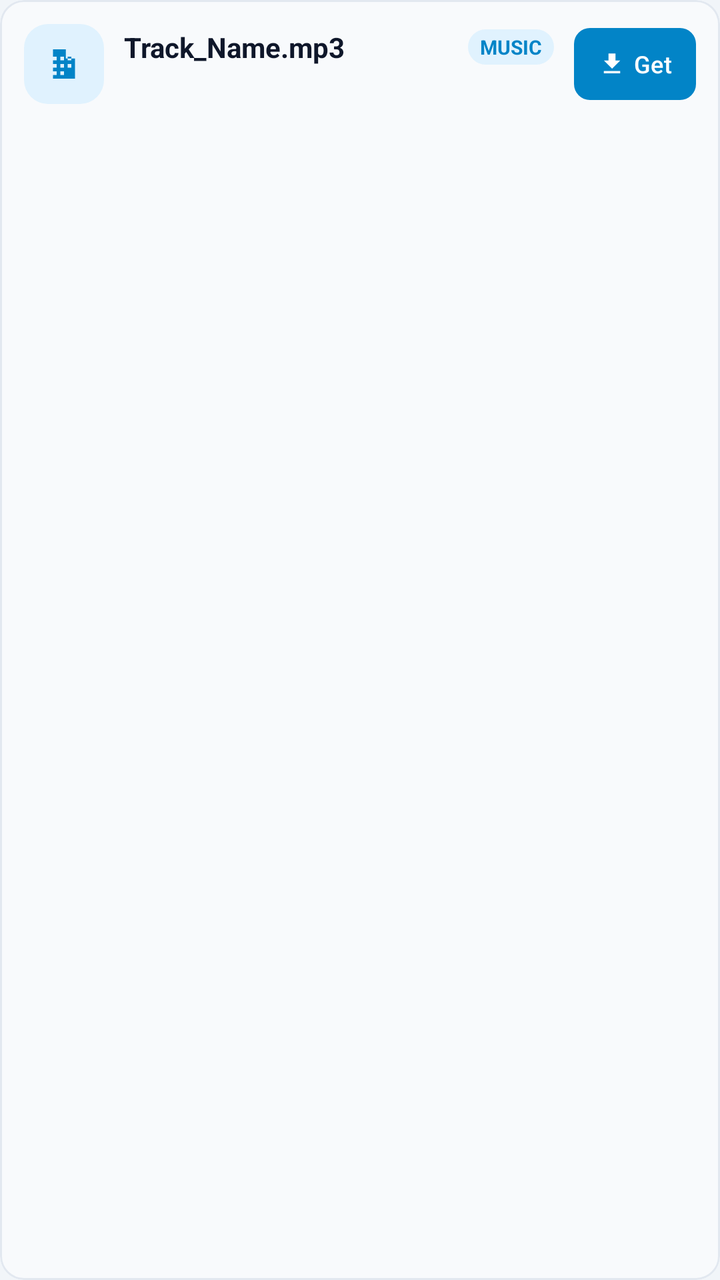
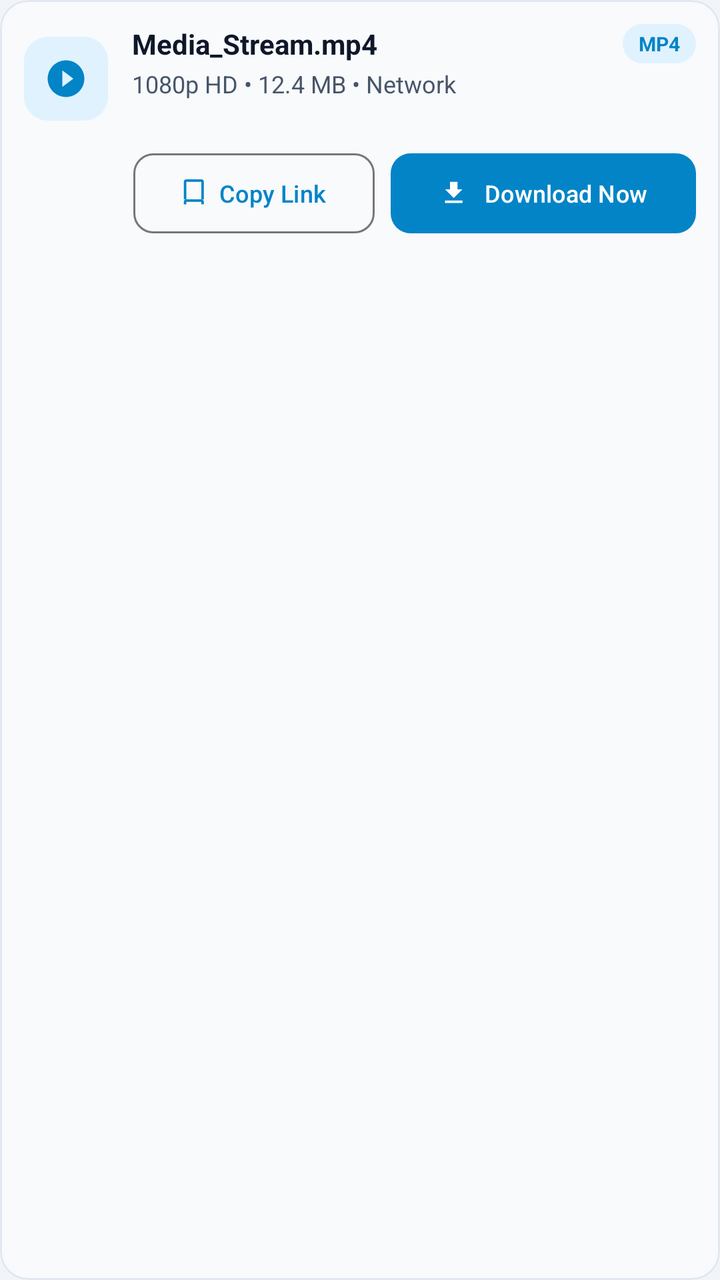

The first picture is an Android layout as it rendered before a commit; the second is the same layout after the commit. The layout source and the unified diff follow.
<!-- AndroidManifest.xml: application theme Theme.DownloadManager -->
<!-- res/layout/item_detected_link.xml -->
<?xml version="1.0" encoding="utf-8"?>
<com.google.android.material.card.MaterialCardView
    xmlns:android="http://schemas.android.com/apk/res/android"
    xmlns:app="http://schemas.android.com/apk/res-auto"
    android:layout_width="match_parent"
    android:layout_height="wrap_content"
    android:layout_marginVertical="5dp"
    app:cardBackgroundColor="@color/colorSurfaceVariant"
    app:cardCornerRadius="12dp"
    app:cardElevation="0dp"
    app:strokeColor="@color/colorBorder"
    app:strokeWidth="1dp">

    <LinearLayout
        android:layout_width="match_parent"
        android:layout_height="wrap_content"
        android:gravity="center_vertical"
        android:orientation="horizontal"
        android:padding="12dp">

        <FrameLayout
            android:layout_width="40dp"
            android:layout_height="40dp"
            android:background="@drawable/icon_badge_background">

            <ImageView
                android:id="@+id/ivDetectedIcon"
                android:layout_width="22dp"
                android:layout_height="22dp"
                android:layout_gravity="center"
                android:contentDescription="@string/file_information"
                android:src="@drawable/ic_file"
                app:tint="@color/colorPrimary" />
        </FrameLayout>

        <LinearLayout
            android:layout_width="0dp"
            android:layout_height="wrap_content"
            android:layout_marginHorizontal="10dp"
            android:layout_weight="1"
            android:orientation="vertical">

            <LinearLayout
                android:layout_width="match_parent"
                android:layout_height="wrap_content"
                android:gravity="center_vertical"
                android:orientation="horizontal">

                <TextView
                    android:id="@+id/tvDetectedTitle"
                    android:layout_width="0dp"
                    android:layout_height="wrap_content"
                    android:layout_weight="1"
                    android:ellipsize="end"
                    android:maxLines="1"
                    android:text="Track_Name.mp3"
                    android:textColor="@color/colorOnSurface"
                    android:textSize="14sp"
                    android:textStyle="bold" />

                <TextView
                    android:id="@+id/tvDetectedTypeBadge"
                    android:layout_width="wrap_content"
                    android:layout_height="wrap_content"
                    android:layout_marginStart="6dp"
                    android:background="@drawable/icon_badge_background"
                    android:paddingHorizontal="6dp"
                    android:paddingVertical="2dp"
                    android:text="MUSIC"
                    android:textColor="@color/colorPrimary"
                    android:textSize="10sp"
                    android:textStyle="bold" />
            </LinearLayout>

            <TextView
                android:id="@+id/tvDetectedUrl"
                android:layout_width="match_parent"
                android:layout_height="wrap_content"
                android:layout_marginTop="2dp"
                android:ellipsize="end"
                android:maxLines="2"
                android:text=""
                android:textColor="@color/gray"
                android:textSize="11sp" />
        </LinearLayout>

        <com.google.android.material.button.MaterialButton
            android:id="@+id/btnDownloadDetected"
            style="@style/Widget.Material3.Button"
            android:layout_width="wrap_content"
            android:layout_height="36dp"
            android:insetTop="0dp"
            android:insetBottom="0dp"
            android:minWidth="0dp"
            android:paddingHorizontal="12dp"
            android:text="Get"
            android:textSize="12sp"
            app:cornerRadius="8dp"
            app:icon="@drawable/ic_download"
            app:iconPadding="4dp"
            app:iconSize="14dp" />
    </LinearLayout>
</com.google.android.material.card.MaterialCardView>
<!-- resources referenced by this layout -->
<resources>
  <color name="colorBorder">#FFE2E8F0</color>
  <color name="colorOnSurface">#FF0F172A</color>
  <color name="colorPrimary">#FF0284C7</color>
  <color name="colorSurfaceVariant">#FFF8FAFC</color>
  <color name="gray">#FF64748B</color>
  <!-- drawable ic_download (drawable) -->
  <?xml version="1.0" encoding="utf-8"?>
  <vector xmlns:android="http://schemas.android.com/apk/res/android"
      android:width="24dp"
      android:height="24dp"
      android:viewportWidth="24"
      android:viewportHeight="24">
      <path
          android:fillColor="#FF000000"
          android:pathData="M19,9h-4V3H9v6H5l7,7 7,-7zM5,18v2h14v-2H5z" />
  </vector>
  <!-- drawable ic_file (drawable) -->
  <?xml version="1.0" encoding="utf-8"?>
  <vector xmlns:android="http://schemas.android.com/apk/res/android"
      android:width="24dp"
      android:height="24dp"
      android:viewportWidth="24"
      android:viewportHeight="24">
      <path
          android:fillColor="#FF000000"
          android:pathData="M13,4H6v16h12V9h-5V4zM8,18H6v-2h2v2zm0,-4H6v-2h2v2zm0,-4H6V8h2v2zm4,8h-2v-2h2v2zm0,-4h-2v-2h2v2zm0,-4h-2V8h2v2zm4,4h-2v-2h2v2zm0,-4h-2V8h2v2zm-4,8h2v-2h-2v2z" />
  </vector>
  <!-- drawable icon_badge_background (drawable) -->
  <?xml version="1.0" encoding="utf-8"?>
  <shape xmlns:android="http://schemas.android.com/apk/res/android">
      <solid android:color="@color/icon_bg_tint" />
      <corners android:radius="12dp" />
  </shape>
  <string name="file_information">File Information</string>
  <style name="Theme.DownloadManager" parent="Theme.Material3.DayNight.NoActionBar">
          <item name="colorPrimary">@color/colorPrimary</item>
          <item name="colorPrimaryDark">@color/colorPrimaryDark</item>
          <item name="colorAccent">@color/colorAccent</item>
          <item name="colorSecondary">@color/colorAccent</item>
          <item name="colorOnPrimary">@color/colorOnPrimary</item>
          <item name="colorSurface">@color/colorSurface</item>
          <item name="colorOnSurface">@color/colorOnSurface</item>
          <item name="android:windowBackground">@color/colorBackground</item>
          <item name="android:windowLayoutInDisplayCutoutMode" tools:targetApi="p">shortEdges</item>
          <item name="android:windowLightStatusBar">false</item>
      </style>
  <color name="icon_bg_tint">#FFE0F2FE</color>
  <color name="colorPrimaryDark">#FF0F172A</color>
  <color name="colorAccent">#FF06B6D4</color>
  <color name="colorOnPrimary">#FFFFFFFF</color>
  <color name="colorSurface">#FFFFFFFF</color>
  <color name="colorBackground">#FFF1F5F9</color>
</resources>

<!-- the commit's change to res/layout/item_detected_link.xml (unified diff, before → after) -->
@@ -6,7 +6,7 @@
     android:layout_height="wrap_content"
     android:layout_marginVertical="5dp"
     app:cardBackgroundColor="@color/colorSurfaceVariant"
-    app:cardCornerRadius="12dp"
+    app:cardCornerRadius="14dp"
     app:cardElevation="0dp"
     app:strokeColor="@color/colorBorder"
     app:strokeWidth="1dp">
@@ -14,90 +14,126 @@
     <LinearLayout
         android:layout_width="match_parent"
         android:layout_height="wrap_content"
-        android:gravity="center_vertical"
-        android:orientation="horizontal"
+        android:orientation="vertical"
         android:padding="12dp">
 
-        <FrameLayout
-            android:layout_width="40dp"
-            android:layout_height="40dp"
-            android:background="@drawable/icon_badge_background">
+        <LinearLayout
+            android:layout_width="match_parent"
+            android:layout_height="wrap_content"
+            android:gravity="center_vertical"
+            android:orientation="horizontal">
 
-            <ImageView
-                android:id="@+id/ivDetectedIcon"
-                android:layout_width="22dp"
-                android:layout_height="22dp"
-                android:layout_gravity="center"
-                android:contentDescription="@string/file_information"
-                android:src="@drawable/ic_file"
-                app:tint="@color/colorPrimary" />
-        </FrameLayout>
+            <FrameLayout
+                android:layout_width="42dp"
+                android:layout_height="42dp"
+                android:background="@drawable/icon_badge_background">
+
+                <ImageView
+                    android:id="@+id/ivDetectedIcon"
+                    android:layout_width="22dp"
+                    android:layout_height="22dp"
+                    android:layout_gravity="center"
+                    android:contentDescription="@string/file_information"
+                    android:src="@drawable/ic_video"
+                    app:tint="@color/colorPrimary" />
+            </FrameLayout>
+
+            <LinearLayout
+                android:layout_width="0dp"
+                android:layout_height="wrap_content"
+                android:layout_marginStart="12dp"
+                android:layout_weight="1"
+                android:orientation="vertical">
+
+                <LinearLayout
+                    android:layout_width="match_parent"
+                    android:layout_height="wrap_content"
+                    android:gravity="center_vertical"
+                    android:orientation="horizontal">
+
+                    <TextView
+                        android:id="@+id/tvDetectedTitle"
+                        android:layout_width="0dp"
+                        android:layout_height="wrap_content"
+                        android:layout_weight="1"
+                        android:ellipsize="end"
+                        android:maxLines="1"
+                        android:text="Media_Stream.mp4"
+                        android:textColor="@color/colorOnSurface"
+                        android:textSize="14sp"
+                        android:textStyle="bold" />
+
+                    <TextView
+                        android:id="@+id/tvDetectedTypeBadge"
+                        android:layout_width="wrap_content"
+                        android:layout_height="wrap_content"
+                        android:layout_marginStart="6dp"
+                        android:background="@drawable/icon_badge_background"
+                        android:paddingHorizontal="8dp"
+                        android:paddingVertical="3dp"
+                        android:text="MP4"
+                        android:textColor="@color/colorPrimary"
+                        android:textSize="10sp"
+                        android:textStyle="bold" />
+                </LinearLayout>
+
+                <TextView
+                    android:id="@+id/tvDetectedMeta"
+                    android:layout_width="match_parent"
+                    android:layout_height="wrap_content"
+                    android:layout_marginTop="2dp"
+                    android:ellipsize="end"
+                    android:maxLines="1"
+                    android:text="1080p HD • 12.4 MB • Network"
+                    android:textColor="@color/colorOnSurfaceSecondary"
+                    android:textSize="12sp" />
+
+                <TextView
+                    android:id="@+id/tvDetectedUrl"
+                    android:layout_width="match_parent"
+                    android:layout_height="wrap_content"
+                    android:layout_marginTop="2dp"
+                    android:ellipsize="end"
+                    android:maxLines="1"
+                    android:text=""
+                    android:textColor="@color/gray"
+                    android:textSize="11sp" />
+            </LinearLayout>
+        </LinearLayout>
 
         <LinearLayout
-            android:layout_width="0dp"
+            android:layout_width="match_parent"
             android:layout_height="wrap_content"
-            android:layout_marginHorizontal="10dp"
-            android:layout_weight="1"
-            android:orientation="vertical">
+            android:layout_marginTop="10dp"
+            android:gravity="end|center_vertical"
+            android:orientation="horizontal">
 
-            <LinearLayout
-                android:layout_width="match_parent"
-                android:layout_height="wrap_content"
-                android:gravity="center_vertical"
-                android:orientation="horizontal">
+            <com.google.android.material.button.MaterialButton
+                android:id="@+id/btnCopyDetected"
+                style="@style/Widget.Material3.Button.OutlinedButton"
+                android:layout_width="wrap_content"
+                android:layout_height="40dp"
+                android:layout_marginEnd="8dp"
+                android:insetTop="0dp"
+                android:insetBottom="0dp"
+                android:text="@string/copy_link"
+                android:textSize="12sp"
+                app:cornerRadius="10dp"
+                app:icon="@drawable/ic_copy"
+                app:iconSize="15dp" />
 
-                <TextView
-                    android:id="@+id/tvDetectedTitle"
-                    android:layout_width="0dp"
-                    android:layout_height="wrap_content"
-                    android:layout_weight="1"
-                    android:ellipsize="end"
-                    android:maxLines="1"
-                    android:text="Track_Name.mp3"
-                    android:textColor="@color/colorOnSurface"
-                    android:textSize="14sp"
-                    android:textStyle="bold" />
-
-                <TextView
-                    android:id="@+id/tvDetectedTypeBadge"
-                    android:layout_width="wrap_content"
-                    android:layout_height="wrap_content"
-                    android:layout_marginStart="6dp"
-                    android:background="@drawable/icon_badge_background"
-                    android:paddingHorizontal="6dp"
-                    android:paddingVertical="2dp"
-                    android:text="MUSIC"
-                    android:textColor="@color/colorPrimary"
-                    android:textSize="10sp"
-                    android:textStyle="bold" />
-            </LinearLayout>
-
-            <TextView
-                android:id="@+id/tvDetectedUrl"
-                android:layout_width="match_parent"
-                android:layout_height="wrap_content"
-                android:layout_marginTop="2dp"
-                android:ellipsize="end"
-                android:maxLines="2"
-                android:text=""
-                android:textColor="@color/gray"
-                android:textSize="11sp" />
+            <com.google.android.material.button.MaterialButton
+                android:id="@+id/btnDownloadDetected"
+                style="@style/Widget.Material3.Button"
+                android:layout_width="wrap_content"
+                android:layout_height="40dp"
+                android:insetTop="0dp"
+                android:insetBottom="0dp"
+                android:text="@string/browser_download_now"
+                android:textSize="12sp"
+                app:cornerRadius="10dp"
+                app:icon="@drawable/ic_download"
+                app:iconSize="15dp" />
         </LinearLayout>
-
-        <com.google.android.material.button.MaterialButton
-            android:id="@+id/btnDownloadDetected"
-            style="@style/Widget.Material3.Button"
-            android:layout_width="wrap_content"
-            android:layout_height="36dp"
-            android:insetTop="0dp"
-            android:insetBottom="0dp"
-            android:minWidth="0dp"
-            android:paddingHorizontal="12dp"
-            android:text="Get"
-            android:textSize="12sp"
-            app:cornerRadius="8dp"
-            app:icon="@drawable/ic_download"
-            app:iconPadding="4dp"
-            app:iconSize="14dp" />
     </LinearLayout>
 </com.google.android.material.card.MaterialCardView>
<!-- resource entries referenced after the edit -->
@@ -2,9 +2,21 @@
 <resources>
   <color name="colorBorder">#FFE2E8F0</color>
   <color name="colorOnSurface">#FF0F172A</color>
+  <color name="colorOnSurfaceSecondary">#FF475569</color>
   <color name="colorPrimary">#FF0284C7</color>
   <color name="colorSurfaceVariant">#FFF8FAFC</color>
   <color name="gray">#FF64748B</color>
+  <!-- drawable ic_copy (drawable) -->
+  <?xml version="1.0" encoding="utf-8"?>
+  <vector xmlns:android="http://schemas.android.com/apk/res/android"
+      android:width="24dp"
+      android:height="24dp"
+      android:viewportWidth="24"
+      android:viewportHeight="24">
+      <path
+          android:fillColor="#FF000000"
+          android:pathData="M16,1H4c-1.1,0 -2,0.9 -2,2v14h2V3h12v14h2V3c0,-1.1 -0.9,-2 -2,-2zm0,16H4c-1.1,0 -2,0.9 -2,2v2h2v-2h12v2h2v-2c0,-1.1 -0.9,-2 -2,-2z" />
+  </vector>
   <!-- drawable ic_download (drawable) -->
   <?xml version="1.0" encoding="utf-8"?>
   <vector xmlns:android="http://schemas.android.com/apk/res/android"
@@ -16,7 +28,7 @@
           android:fillColor="#FF000000"
           android:pathData="M19,9h-4V3H9v6H5l7,7 7,-7zM5,18v2h14v-2H5z" />
   </vector>
-  <!-- drawable ic_file (drawable) -->
+  <!-- drawable ic_video (drawable) -->
   <?xml version="1.0" encoding="utf-8"?>
   <vector xmlns:android="http://schemas.android.com/apk/res/android"
       android:width="24dp"
@@ -25,7 +37,7 @@
       android:viewportHeight="24">
       <path
           android:fillColor="#FF000000"
-          android:pathData="M13,4H6v16h12V9h-5V4zM8,18H6v-2h2v2zm0,-4H6v-2h2v2zm0,-4H6V8h2v2zm4,8h-2v-2h2v2zm0,-4h-2v-2h2v2zm0,-4h-2V8h2v2zm4,4h-2v-2h2v2zm0,-4h-2V8h2v2zm-4,8h2v-2h-2v2z" />
+          android:pathData="M12,2C6.48,2 2,6.48 2,12s4.48,10 10,10 10,-4.48 10,-10S17.52,2 12,2zm-2,14.5v-9l6,4.5-6,4.5z" />
   </vector>
   <!-- drawable icon_badge_background (drawable) -->
   <?xml version="1.0" encoding="utf-8"?>
@@ -33,6 +45,8 @@
       <solid android:color="@color/icon_bg_tint" />
       <corners android:radius="12dp" />
   </shape>
+  <string name="browser_download_now">Download Now</string>
+  <string name="copy_link">Copy Link</string>
   <string name="file_information">File Information</string>
   <style name="Theme.DownloadManager" parent="Theme.Material3.DayNight.NoActionBar">
           <item name="colorPrimary">@color/colorPrimary</item>
